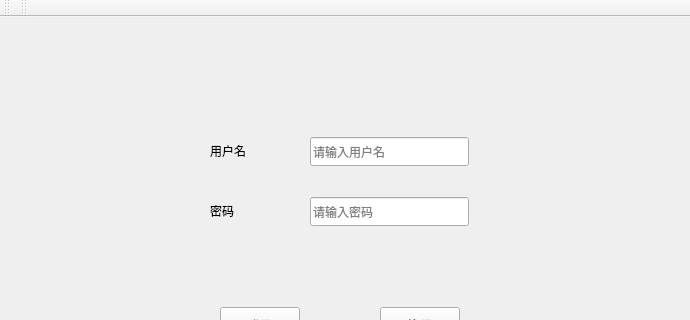
Qt form qt/mainwindow.ui (daimiaopeng/chat) before a commit; both pictures show x 0 to 690 and y 0 to 320 of the 690 by 560 pixel window.
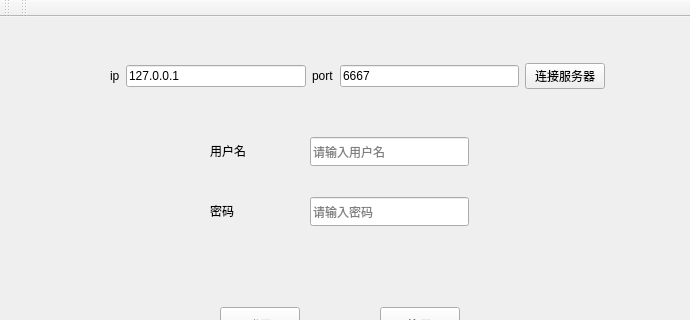
The same form after that commit.

Commit message: 服务器：   实现注册人数查询

What changed in the file:
```diff
--- a/qt/mainwindow.ui
+++ b/qt/mainwindow.ui
@@ -108,6 +108,62 @@
                     <string>注册</string>
                 </property>
             </widget>
+   <widget class="QWidget" name="">
+    <property name="geometry">
+     <rect>
+      <x>110</x>
+      <y>40</y>
+      <width>495</width>
+      <height>38</height>
+     </rect>
+    </property>
+    <layout class="QHBoxLayout" name="horizontalLayout">
+     <item>
+      <widget class="QLabel" name="label_4">
+       <property name="text">
+        <string>ip</string>
+       </property>
+      </widget>
+     </item>
+     <item>
+      <widget class="QLineEdit" name="ipLineEdit">
+       <property name="text">
+        <string>127.0.0.1</string>
+       </property>
+       <property name="placeholderText">
+        <string>ip</string>
+       </property>
+      </widget>
+     </item>
+     <item>
+      <widget class="QLabel" name="label_3">
+       <property name="text">
+        <string>port</string>
+       </property>
+      </widget>
+     </item>
+     <item>
+      <widget class="QLineEdit" name="portLineEdit">
+       <property name="text">
+        <string>6667</string>
+       </property>
+       <property name="echoMode">
+        <enum>QLineEdit::Normal</enum>
+       </property>
+       <property name="placeholderText">
+        <string>port</string>
+       </property>
+      </widget>
+     </item>
+     <item>
+      <widget class="QPushButton" name="linkBtn">
+       <property name="text">
+        <string>连接服务器</string>
+       </property>
+      </widget>
+     </item>
+    </layout>
+   </widget>
         </widget>
         <widget class="QMenuBar" name="menubar">
             <property name="geometry">
```
Lines whose indentation alone changed are shown as unchanged. The commit also changes 20 other files.
